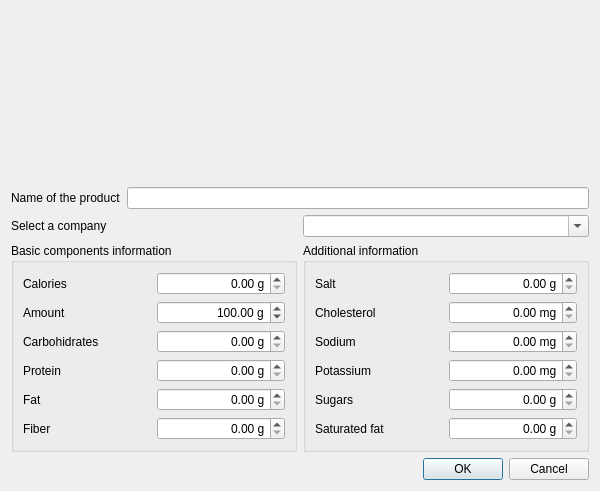
Before: the Qt Designer form caloriestracker/ui/frmProductsAdd.ui in turulomio/caloriestracker, drawn with Qt 5.
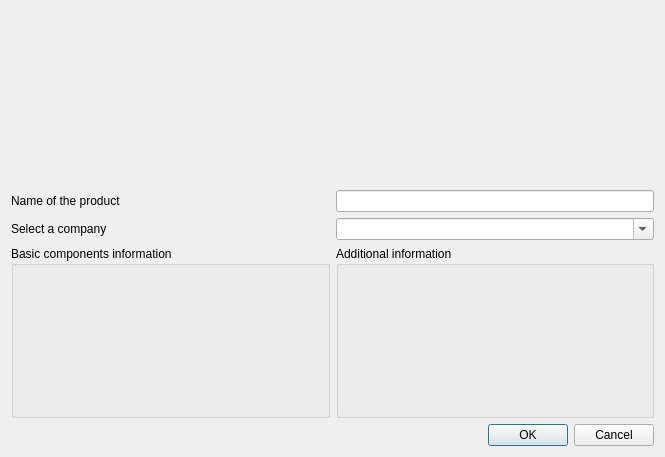
After: the same form once the commit is applied. Icons and pictures are not drawn. Custom widgets are drawn as their Qt base class.

Commit message: Add qlineeditplus to allow None values in myqlineedit classes

What changed in the file:
```diff
--- a/caloriestracker/ui/frmProductsAdd.ui
+++ b/caloriestracker/ui/frmProductsAdd.ui
@@ -9,8 +9,8 @@
    <rect>
     <x>0</x>
     <y>0</y>
-    <width>600</width>
-    <height>491</height>
+    <width>665</width>
+    <height>457</height>
    </rect>
   </property>
   <property name="windowTitle">
@@ -47,13 +47,26 @@
       <layout class="QHBoxLayout" name="horizontalLayout_14">
        <item>
         <widget class="QLabel" name="label_15">
+         <property name="sizePolicy">
+          <sizepolicy hsizetype="Preferred" vsizetype="Preferred">
+           <horstretch>1</horstretch>
+           <verstretch>0</verstretch>
+          </sizepolicy>
+         </property>
          <property name="text">
           <string>Name of the product</string>
          </property>
         </widget>
        </item>
        <item>
-        <widget class="QLineEdit" name="txtName"/>
+        <widget class="QLineEdit" name="txtName">
+         <property name="sizePolicy">
+          <sizepolicy hsizetype="Expanding" vsizetype="Fixed">
+           <horstretch>1</horstretch>
+           <verstretch>0</verstretch>
+          </sizepolicy>
+         </property>
+        </widget>
        </item>
       </layout>
      </item>
@@ -84,154 +97,22 @@
          </property>
          <layout class="QVBoxLayout" name="verticalLayout">
           <item>
-           <layout class="QHBoxLayout" name="horizontalLayout_5">
-            <item>
-             <widget class="QLabel" name="label_6">
-              <property name="text">
-               <string>Calories</string>
-              </property>
-             </widget>
-            </item>
-            <item>
-             <widget class="myQDoubleSpinBox" name="spnCalories">
-              <property name="alignment">
-               <set>Qt::AlignRight|Qt::AlignTrailing|Qt::AlignVCenter</set>
-              </property>
-              <property name="suffix">
-               <string> g</string>
-              </property>
-              <property name="maximum">
-               <double>1000000.000000000000000</double>
-              </property>
-             </widget>
-            </item>
-           </layout>
+           <widget class="myQLineEditPlus" name="qlepCalories" native="true"/>
           </item>
           <item>
-           <layout class="QHBoxLayout" name="horizontalLayout">
-            <item>
-             <widget class="QLabel" name="label_3">
-              <property name="text">
-               <string>Amount</string>
-              </property>
-             </widget>
-            </item>
-            <item>
-             <widget class="myQDoubleSpinBox" name="spnAmount">
-              <property name="alignment">
-               <set>Qt::AlignRight|Qt::AlignTrailing|Qt::AlignVCenter</set>
-              </property>
-              <property name="suffix">
-               <string> g</string>
-              </property>
-              <property name="minimum">
-               <double>1.000000000000000</double>
-              </property>
-              <property name="maximum">
-               <double>1000000.000000000000000</double>
-              </property>
-              <property name="value">
-               <double>100.000000000000000</double>
-              </property>
-             </widget>
-            </item>
-           </layout>
+           <widget class="myQLineEditPlus" name="qlepAmount" native="true"/>
           </item>
           <item>
-           <layout class="QHBoxLayout" name="horizontalLayout_2">
-            <item>
-             <widget class="QLabel" name="label_4">
-              <property name="text">
-               <string>Carbohidrates</string>
-              </property>
-             </widget>
-            </item>
-            <item>
-             <widget class="myQDoubleSpinBox" name="spnCarbohydrate">
-              <property name="alignment">
-               <set>Qt::AlignRight|Qt::AlignTrailing|Qt::AlignVCenter</set>
-              </property>
-              <property name="suffix">
-               <string> g</string>
-              </property>
-              <property name="maximum">
-               <double>1000000.000000000000000</double>
-              </property>
-             </widget>
-            </item>
-           </layout>
+           <widget class="myQLineEditPlus" name="qlepCarbohydrate" native="true"/>
           </item>
           <item>
-           <layout class="QHBoxLayout" name="horizontalLayout_7">
-            <item>
-             <widget class="QLabel" name="label_8">
-              <property name="text">
-               <string>Protein</string>
-              </property>
-             </widget>
-            </item>
-            <item>
-             <widget class="myQDoubleSpinBox" name="spnProtein">
-              <property name="alignment">
-               <set>Qt::AlignRight|Qt::AlignTrailing|Qt::AlignVCenter</set>
-              </property>
-              <property name="suffix">
-               <string> g</string>
-              </property>
-              <property name="maximum">
-               <double>1000000.000000000000000</double>
-              </property>
-             </widget>
-            </item>
-           </layout>
+           <widget class="myQLineEditPlus" name="qlepSugar" native="true"/>
           </item>
           <item>
-           <layout class="QHBoxLayout" name="horizontalLayout_6">
-            <item>
-             <widget class="QLabel" name="label_7">
-              <property name="text">
-               <string>Fat</string>
-              </property>
-             </widget>
-            </item>
-            <item>
-             <widget class="myQDoubleSpinBox" name="spnFat">
-              <property name="alignment">
-               <set>Qt::AlignRight|Qt::AlignTrailing|Qt::AlignVCenter</set>
-              </property>
-              <property name="suffix">
-               <string> g</string>
-              </property>
-              <property name="maximum">
-               <double>1000000.000000000000000</double>
-              </property>
-             </widget>
-            </item>
-           </layout>
+           <widget class="myQLineEditPlus" name="qlepFat" native="true"/>
           </item>
           <item>
-           <layout class="QHBoxLayout" name="horizontalLayout_4">
-            <item>
-             <widget class="QLabel" name="label_5">
-              <property name="text">
-               <string>Fiber</string>
-              </property>
-             </widget>
-            </item>
-            <item>
-             <widget class="myQDoubleSpinBox" name="spnFiber">
-              <property name="alignment">
-               <set>Qt::AlignRight|Qt::AlignTrailing|Qt::AlignVCenter</set>
-              </property>
-              <property name="suffix">
-               <string> g</string>
-              </property>
-              <property name="maximum">
-               <double>1000000.000000000000000</double>
-              </property>
-             </widget>
-            </item>
-           </layout>
+           <widget class="myQLineEditPlus" name="qlepSaturatedFat" native="true"/>
           </item>
          </layout>
         </widget>
@@ -243,148 +124,22 @@
          </property>
          <layout class="QVBoxLayout" name="verticalLayout_2">
           <item>
-           <layout class="QHBoxLayout" name="horizontalLayout_8">
-            <item>
-             <widget class="QLabel" name="label_9">
-              <property name="text">
-               <string>Salt</string>
-              </property>
-             </widget>
-            </item>
-            <item>
-             <widget class="myQDoubleSpinBox" name="spnSalt">
-              <property name="alignment">
-               <set>Qt::AlignRight|Qt::AlignTrailing|Qt::AlignVCenter</set>
-              </property>
-              <property name="suffix">
-               <string> g</string>
-              </property>
-              <property name="maximum">
-               <double>1000000.000000000000000</double>
-              </property>
-             </widget>
-            </item>
-           </layout>
+           <widget class="myQLineEditPlus" name="qlepProtein" native="true"/>
           </item>
           <item>
-           <layout class="QHBoxLayout" name="horizontalLayout_9">
-            <item>
-             <widget class="QLabel" name="label_10">
-              <property name="text">
-               <string>Cholesterol</string>
-              </property>
-             </widget>
-            </item>
-            <item>
-             <widget class="myQDoubleSpinBox" name="spnCholesterol">
-              <property name="alignment">
-               <set>Qt::AlignRight|Qt::AlignTrailing|Qt::AlignVCenter</set>
-              </property>
-              <property name="suffix">
-               <string> mg</string>
-              </property>
-              <property name="maximum">
-               <double>1000000.000000000000000</double>
-              </property>
-             </widget>
-            </item>
-           </layout>
+           <widget class="myQLineEditPlus" name="qlepFiber" native="true"/>
           </item>
           <item>
-           <layout class="QHBoxLayout" name="horizontalLayout_10">
-            <item>
-             <widget class="QLabel" name="label_11">
-              <property name="text">
-               <string>Sodium</string>
-              </property>
-             </widget>
-            </item>
-            <item>
-             <widget class="myQDoubleSpinBox" name="spnSodium">
-              <property name="alignment">
-               <set>Qt::AlignRight|Qt::AlignTrailing|Qt::AlignVCenter</set>
-              </property>
-              <property name="suffix">
-               <string> mg</string>
-              </property>
-              <property name="maximum">
-               <double>1000000.000000000000000</double>
-              </property>
-             </widget>
-            </item>
-           </layout>
+           <widget class="myQLineEditPlus" name="qlepSalt" native="true"/>
           </item>
           <item>
-           <layout class="QHBoxLayout" name="horizontalLayout_11">
-            <item>
-             <widget class="QLabel" name="label_12">
-              <property name="text">
-               <string>Potassium</string>
-              </property>
-             </widget>
-            </item>
-            <item>
-             <widget class="myQDoubleSpinBox" name="spnPotassium">
-              <property name="alignment">
-               <set>Qt::AlignRight|Qt::AlignTrailing|Qt::AlignVCenter</set>
-              </property>
-              <property name="suffix">
-               <string> mg</string>
-              </property>
-              <property name="maximum">
-               <double>1000000.000000000000000</double>
-              </property>
-             </widget>
-            </item>
-           </layout>
+           <widget class="myQLineEditPlus" name="qlepCholesterol" native="true"/>
           </item>
           <item>
-           <layout class="QHBoxLayout" name="horizontalLayout_12">
-            <item>
-             <widget class="QLabel" name="label_13">
-              <property name="text">
-               <string>Sugars</string>
-              </property>
-             </widget>
-            </item>
-            <item>
-             <widget class="myQDoubleSpinBox" name="spnSugar">
-              <property name="alignment">
-               <set>Qt::AlignRight|Qt::AlignTrailing|Qt::AlignVCenter</set>
-              </property>
-              <property name="suffix">
-               <string> g</string>
-              </property>
-              <property name="maximum">
-               <double>1000000.000000000000000</double>
-              </property>
-             </widget>
-            </item>
-           </layout>
+           <widget class="myQLineEditPlus" name="qlepSodium" native="true"/>
           </item>
           <item>
-           <layout class="QHBoxLayout" name="horizontalLayout_13">
-            <item>
-             <widget class="QLabel" name="label_14">
-              <property name="text">
-               <string>Saturated fat</string>
-              </property>
-             </widget>
-            </item>
-            <item>
-             <widget class="myQDoubleSpinBox" name="spnSaturatedFat">
-              <property name="alignment">
-               <set>Qt::AlignRight|Qt::AlignTrailing|Qt::AlignVCenter</set>
-              </property>
-              <property name="suffix">
-               <string> g</string>
-              </property>
-              <property name="maximum">
-               <double>1000000.000000000000000</double>
-              </property>
-             </widget>
-            </item>
-           </layout>
+           <widget class="myQLineEditPlus" name="qlepPotassium" native="true"/>
           </item>
          </layout>
         </widget>
@@ -404,9 +159,10 @@
  </widget>
  <customwidgets>
   <customwidget>
-   <class>myQDoubleSpinBox</class>
-   <extends>QDoubleSpinBox</extends>
-   <header location="global">myqdoublespinbox</header>
+   <class>myQLineEditPlus</class>
+   <extends>QWidget</extends>
+   <header>myqlineedit</header>
+   <container>1</container>
   </customwidget>
  </customwidgets>
  <resources>
```
The commit also changes 7 other files.
